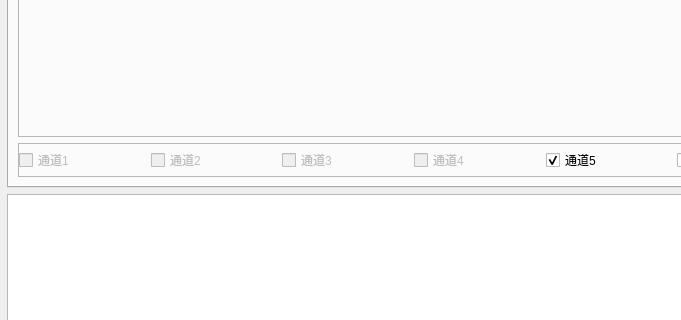
Qt form ui/main_frame.ui (sunningxiao/RFSdemo) before a commit; both pictures show x 0 to 681 and y 528 to 848 of the 1200 by 990 pixel window.
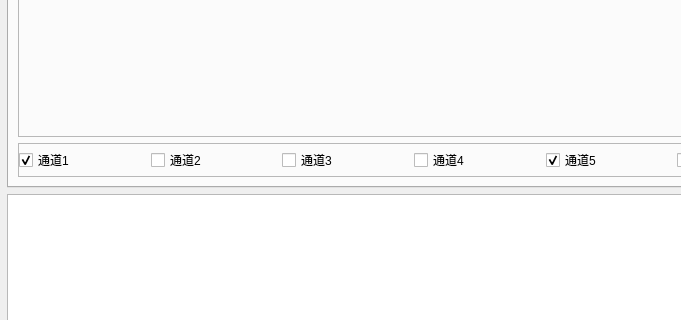
The same form after that commit.

Commit message: 开放前四个通道

Patch:
```diff
--- a/ui/main_frame.ui
+++ b/ui/main_frame.ui
@@ -924,20 +924,20 @@
                 <item>
                  <widget class="QCheckBox" name="chk1">
                   <property name="enabled">
-                   <bool>false</bool>
+                   <bool>true</bool>
                   </property>
                   <property name="text">
                    <string>通道1</string>
                   </property>
                   <property name="checked">
-                   <bool>false</bool>
+                   <bool>true</bool>
                   </property>
                  </widget>
                 </item>
                 <item>
                  <widget class="QCheckBox" name="chk2">
                   <property name="enabled">
-                   <bool>false</bool>
+                   <bool>true</bool>
                   </property>
                   <property name="text">
                    <string>通道2</string>
@@ -947,7 +947,7 @@
                 <item>
                  <widget class="QCheckBox" name="chk3">
                   <property name="enabled">
-                   <bool>false</bool>
+                   <bool>true</bool>
                   </property>
                   <property name="text">
                    <string>通道3</string>
@@ -957,7 +957,7 @@
                 <item>
                  <widget class="QCheckBox" name="chk4">
                   <property name="enabled">
-                   <bool>false</bool>
+                   <bool>true</bool>
                   </property>
                   <property name="text">
                    <string>通道4</string>
```
The commit also changes 2 other files.
